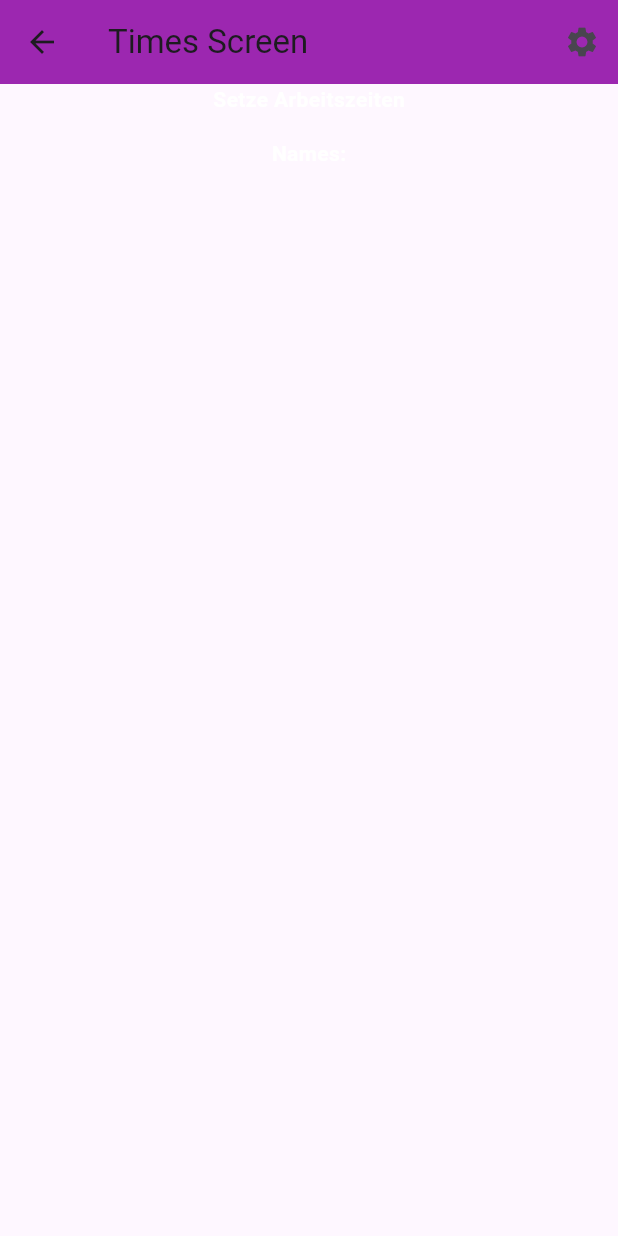
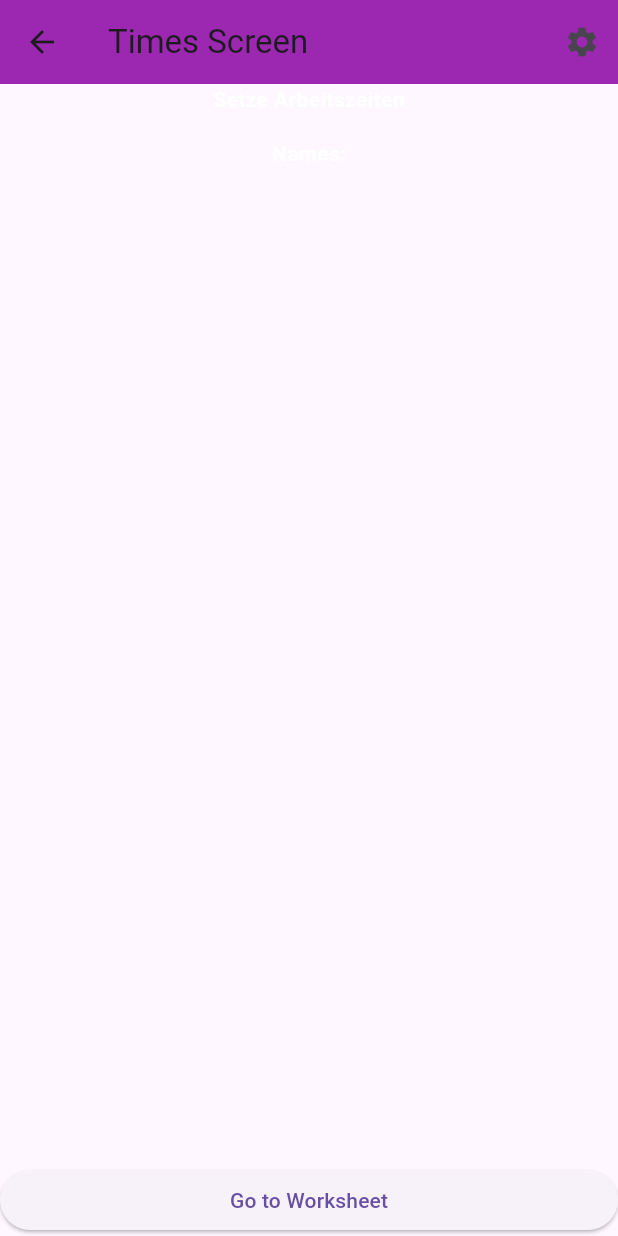
Before and after one commit to maximsqrt/brenneapp, a Flutter app: the screen it shows after launch, after a tap on "Go to Times Screen", on a phone screen of 412 x 824 dp. Run offline on Flutter 3.47's test engine with Material 3 defaults, Android fonts, the phone set to English and light mode, and no system bars.

Commit message:
keine leere liste

```diff
--- a/brenneapp/lib/main.dart
+++ b/brenneapp/lib/main.dart
@@ -6,6 +6,8 @@ void main() {
 }
 
 class MyApp extends StatelessWidget {
+  const MyApp({super.key});
+
   @override
   Widget build(BuildContext context) {
     return MaterialApp(
--- a/brenneapp/lib/names.dart
+++ b/brenneapp/lib/names.dart
@@ -3,6 +3,7 @@ import 'times.dart'; // Import the TimesScreen
 
 class NameList extends StatefulWidget {
   @override
+  // ignore: library_private_types_in_public_api
   _NameListState createState() => _NameListState();
 }
 
@@ -38,25 +39,25 @@ class _NameListState extends State<NameList> {
         children: [
           TextField(
             controller: nameController,
-            decoration: InputDecoration(
+            decoration: const InputDecoration(
               labelText: 'Enter a name',
             ),
           ),
-          SizedBox(height: 16),
+          const SizedBox(height: 16),
           ElevatedButton(
             onPressed: _addNameToList,
-            child: Text('Save Name'),
+            child: const Text('Save Name'),
           ),
-          SizedBox(height: 16),
-          Text('Names:'),
+          const SizedBox(height: 16),
+          const Text('Names:'),
           Column(
             crossAxisAlignment: CrossAxisAlignment.stretch,
             children: names.map((name) => Text(name)).toList(),
           ),
-          SizedBox(height: 16),
+          const SizedBox(height: 16),
           ElevatedButton(
             onPressed: _navigateToTimesScreen,
-            child: Text('Go to Times Screen'),
+            child: const Text('Go to Times Screen'),
           ),
         ],
       ),
--- a/brenneapp/lib/times.dart
+++ b/brenneapp/lib/times.dart
@@ -1,21 +1,29 @@
-// ignore_for_file: prefer_const_constructors
-
 import 'package:brenneapp/worker_card.dart';
 import 'package:flutter/material.dart';
 // ignore: unused_import
-import 'names.dart'; // Import the NameList widget
-import 'workersheet.dart'; // Import the Worksheet widget
+import 'package:brenneapp/names.dart'; // Import the NameList widget
+import 'package:brenneapp/workersheet.dart'; // Import the Worksheet widget
+// ignore: unused_import
+import 'package:brenneapp/days_list.dart';
 
 class TimesScreen extends StatelessWidget {
-  final List<String> names; // Declare the names list as a parameter
+  final List<String> names;
 
-  const TimesScreen({super.key, required this.names}); // Constructor to receive the names list
+  TimesScreen({Key? key, required this.names}) : super(key: key);
+
+  List<List<String>> allDaysLists = [];
+
+
 
   void _navigateToWorkersheetScreen(BuildContext context) {
+    // Flatten the list of lists into a single list
+    List<String> flattenedDaysList =
+        allDaysLists.expand((days) => days).toList();
+
     Navigator.push(
       context,
       MaterialPageRoute(
-        builder: (context) => Worksheet(tappedDays: const []), // Pass the tappedDays list
+        builder: (context) => Worksheet(tappedDays: flattenedDaysList),
       ),
     );
   }
@@ -24,11 +32,12 @@ class TimesScreen extends StatelessWidget {
   Widget build(BuildContext context) {
     return Scaffold(
       appBar: AppBar(
-        title: Text('Times Screen'),
-        backgroundColor: Colors.purple, // Set the background color of the AppBar
+        title: const Text('Times Screen'),
+        backgroundColor:
+            Colors.purple, // Set the background color of the AppBar
         actions: [
           IconButton(
-            icon: Icon(Icons.settings),
+            icon: const Icon(Icons.settings),
             onPressed: () {
               // Handle settings button tap
             },
@@ -37,15 +46,15 @@ class TimesScreen extends StatelessWidget {
       ),
       body: Column(
         children: [
-          Text(
+          const Text(
             'Setze Arbeitszeiten',
             style: TextStyle(
               color: Colors.white,
               fontWeight: FontWeight.bold,
             ),
           ),
-          SizedBox(height: 16),
-          Text(
+          const SizedBox(height: 16),
+          const Text(
             'Names:',
             style: TextStyle(
               color: Colors.white,
@@ -54,7 +63,7 @@ class TimesScreen extends StatelessWidget {
           ),
           Expanded(
             child: GridView.builder(
-              gridDelegate: SliverGridDelegateWithFixedCrossAxisCount(
+              gridDelegate: const SliverGridDelegateWithFixedCrossAxisCount(
                 crossAxisCount: 2,
                 crossAxisSpacing: 8.0,
                 mainAxisSpacing: 8.0,
@@ -66,14 +75,20 @@ class TimesScreen extends StatelessWidget {
                   onDaysChanged: (days) {
                     // Handle days changed if needed (or provide a dummy implementation)
                   },
-                  child: ElevatedButton(
-                    onPressed: () {
-                      _navigateToWorkersheetScreen(context);
-                    },
-                    child: Text('Go to Worksheet'),
-                  ),
                 );
               },
+            ),
+          ),
+          const SizedBox(height: 16),
+          Container(
+            margin: const EdgeInsets.only(
+                top: 12.0), // Adjust the top margin as needed
+            width: double.infinity, // Make the button take the full width
+            child: ElevatedButton(
+              onPressed: () {
+                _navigateToWorkersheetScreen(context);
+              },
+              child: const Text('Go to Worksheet'),
             ),
           ),
         ],
--- a/brenneapp/lib/workersheet.dart
+++ b/brenneapp/lib/workersheet.dart
@@ -10,10 +10,13 @@ import 'package:brenneapp/names.dart';
 
 
 
+
 class Worksheet extends StatelessWidget {
   final List<String> tappedDays; // Declare the tappedDays list as a parameter
 
-  Worksheet({required this.tappedDays}); // Constructor to receive the tappedDays list
+  const Worksheet({super.key, required this.tappedDays}); // Constructor to receive the tappedDays list
+// Inside Worksheet
+
 
   @override
   Widget build(BuildContext context) {
@@ -25,7 +28,7 @@ class Worksheet extends StatelessWidget {
         child: Column(
           mainAxisAlignment: MainAxisAlignment.center,
           children: [
-            const Text('This is the Worksheet Screen!'),
+            const Text('This is the Workersheet Screen!'),
             const SizedBox(height: 16),
             const Text('Tapped Days:'),
             Text(tappedDays.join(', ')),
```
Also changed, not shown: brenneapp/lib/days_list.dart (added, +13 -0 lines), brenneapp/lib/worker_card.dart (+11 -6 lines).
